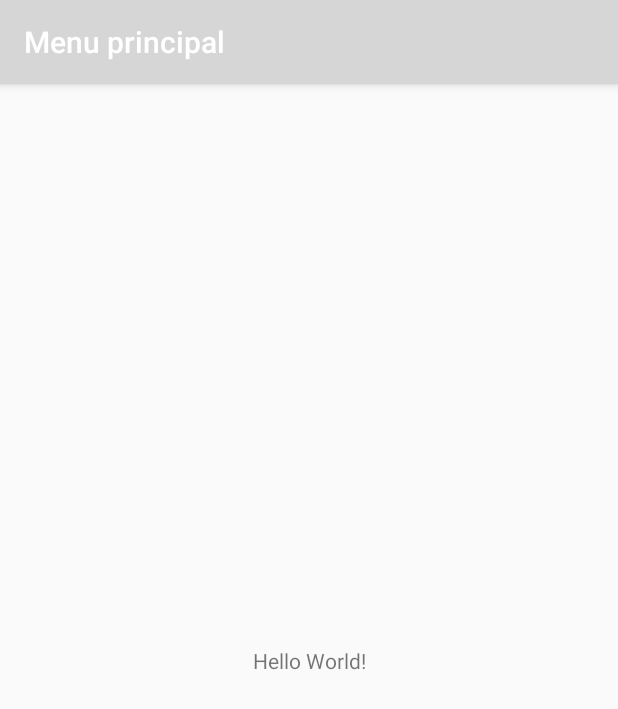
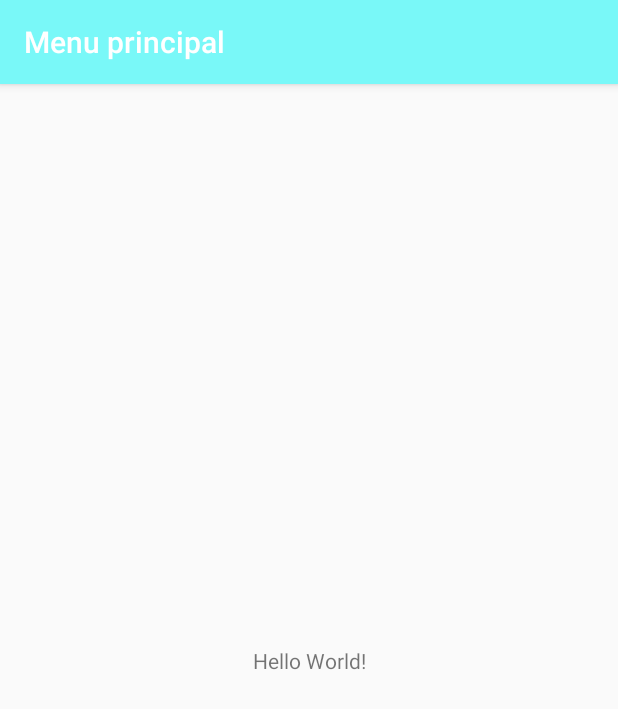
Before and after one commit to Tioneb88/COO, an Android app: the MainActivity screen opened directly, with no data from a screen before it, on a phone screen of 412 x 824 dp. Shown: the top 709 px of the screen. Run offline under Robolectric (Android 15) with nearby library versions, the phone set to English and light mode, and no system bars.

```diff
--- a/MiniPoll/app/src/main/java/lsinf1225/mini_poll/activity/LoginActivity.java
+++ b/MiniPoll/app/src/main/java/lsinf1225/mini_poll/activity/LoginActivity.java
@@ -3,6 +3,7 @@ package lsinf1225.mini_poll.activity;
 import android.app.Activity;
 import android.content.Intent;
 import android.os.Bundle;
+import android.util.Log;
 import android.view.KeyEvent;
 import android.view.View;
 import android.view.inputmethod.EditorInfo;
--- a/MiniPoll/app/src/main/res/values/styles.xml
+++ b/MiniPoll/app/src/main/res/values/styles.xml
@@ -2,10 +2,9 @@
 
     <!-- Base application theme. -->
     <style name="AppTheme" parent="Theme.AppCompat.Light.DarkActionBar">
-        <!-- Customize your theme here. -->
-        <item name="colorPrimary">@color/colorPrimary</item>
-        <item name="colorPrimaryDark">@color/colorPrimaryDark</item>
-        <item name="colorAccent">@color/colorAccent</item>
+        <item name="colorPrimary">@color/colorFont</item>
+        <item name="colorPrimaryDark">@color/colorDarkFont</item>
+        <item name="colorAccent">@color/colorFlash</item>
     </style>
 
 </resources>
```
Also changed, not shown: MiniPoll/app/src/main/java/lsinf1225/mini_poll/model/User.java (+9 -8 lines), MiniPoll/app/src/main/res/values/colors.xml (+5 -5 lines).
